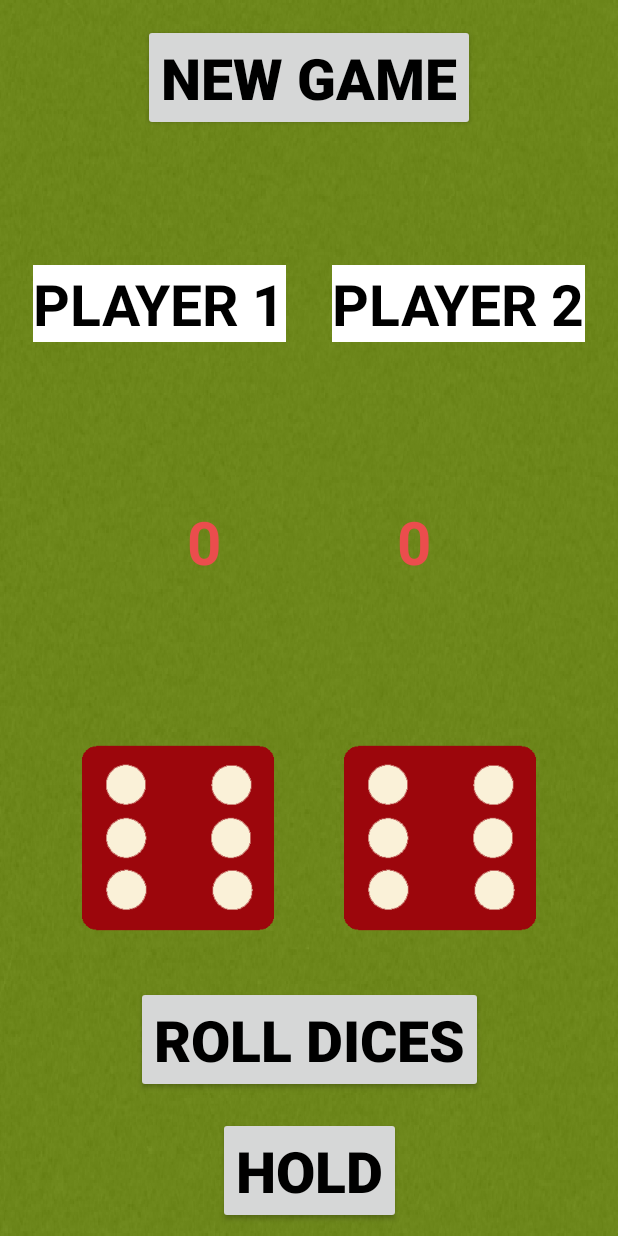
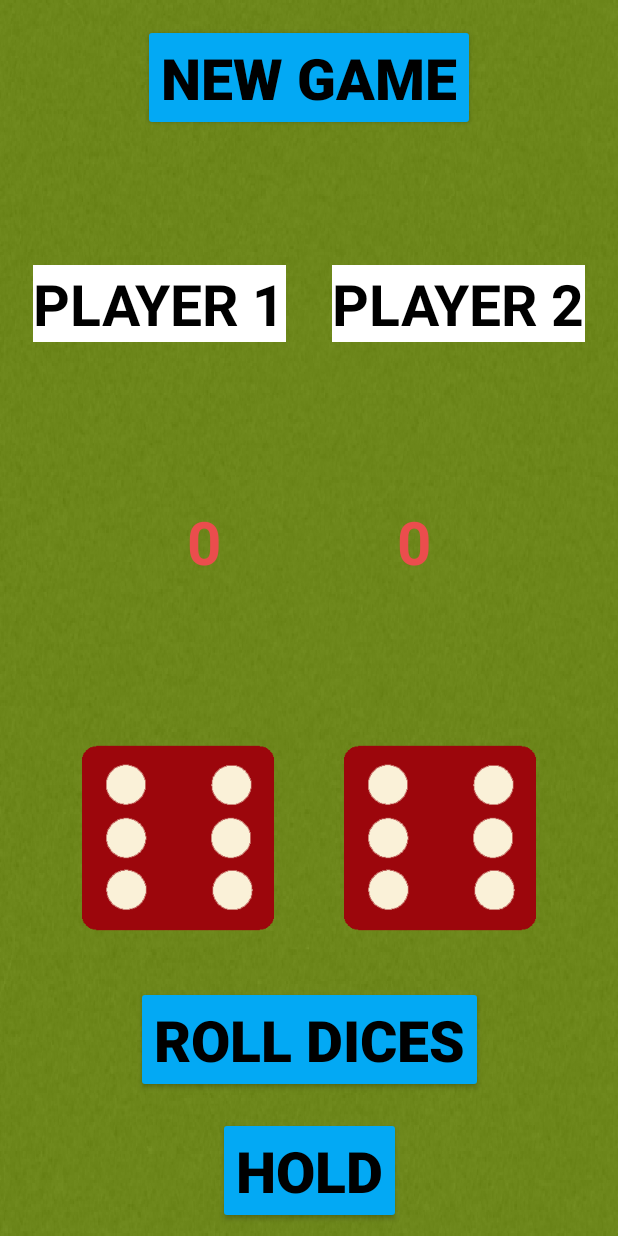
Before and after one commit to Rosaverde/Dices, an Android app: the screen it shows after launch (MainActivity), on a phone screen of 412 x 824 dp. Run offline under Robolectric (Android 15) with nearby library versions, the phone set to English and light mode, and no system bars.

```diff
--- a/app/src/main/res/layout/activity_main.xml
+++ b/app/src/main/res/layout/activity_main.xml
@@ -15,6 +15,7 @@
         android:layout_width="wrap_content"
         android:layout_height="wrap_content"
         android:layout_marginTop="16dp"
+        style="@style/Widget.AppCompat.Button.Colored"
         android:text="@string/text_NewGameButton"
         android:textColor="@android:color/black"
         android:textSize="38sp"
@@ -189,6 +190,8 @@
         android:id="@+id/button_Roll"
         android:layout_width="wrap_content"
         android:layout_height="wrap_content"
+
+        style="@style/Widget.AppCompat.Button.Colored"
         android:layout_marginStart="8dp"
         android:layout_marginEnd="8dp"
         android:layout_marginBottom="16dp"
@@ -205,6 +208,7 @@
         android:id="@+id/button_Hold"
         android:layout_width="wrap_content"
         android:layout_height="wrap_content"
+        style="@style/Widget.AppCompat.Button.Colored"
         android:layout_marginStart="8dp"
         android:layout_marginEnd="8dp"
         android:layout_marginBottom="8dp"
--- a/app/src/main/res/values/colors.xml
+++ b/app/src/main/res/values/colors.xml
@@ -2,6 +2,6 @@
 <resources>
     <color name="colorPrimary">#008577</color>
     <color name="colorPrimaryDark">#00574B</color>
-    <color name="colorAccent">#D81B60</color>
+    <color name="colorAccent">#03A9F4</color>
     <color name="colorScore">#EB4D4D</color>
 </resources>
```
